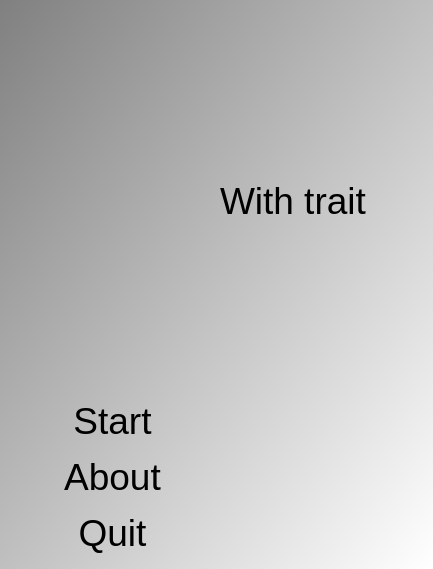
Old version of the form Tools/ToolPaperRockScissorsWithTrait/qtpaperrockscissorswithtraitmenudialog.ui in the repository richelbilderbeek/ProjectRichelBilderbeek.
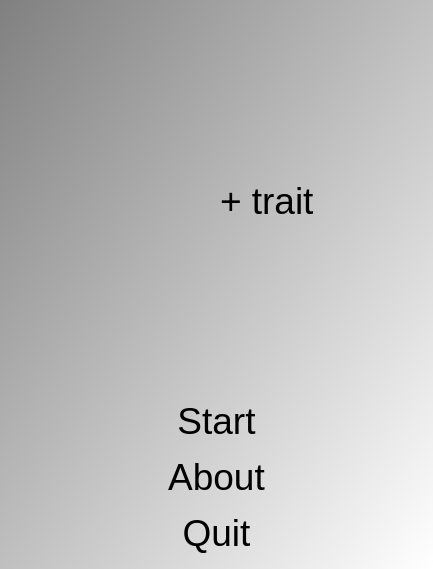
New version of the form. Icons and pictures are not drawn.

The edit to the form file:
```diff
--- a/Tools/ToolPaperRockScissorsWithTrait/qtpaperrockscissorswithtraitmenudialog.ui
+++ b/Tools/ToolPaperRockScissorsWithTrait/qtpaperrockscissorswithtraitmenudialog.ui
@@ -43,11 +43,11 @@
    <item row="0" column="1">
     <widget class="QLabel" name="label">
      <property name="text">
-      <string>With trait</string>
+      <string>+ trait</string>
      </property>
     </widget>
    </item>
-   <item row="1" column="0">
+   <item row="1" column="0" colspan="2">
     <widget class="QPushButton" name="button_start">
      <property name="text">
       <string>Start</string>
@@ -57,7 +57,7 @@
      </property>
     </widget>
    </item>
-   <item row="2" column="0">
+   <item row="2" column="0" colspan="2">
     <widget class="QPushButton" name="button_about">
      <property name="text">
       <string>About</string>
@@ -67,7 +67,7 @@
      </property>
     </widget>
    </item>
-   <item row="3" column="0">
+   <item row="3" column="0" colspan="2">
     <widget class="QPushButton" name="button_quit">
      <property name="text">
       <string>Quit</string>
```
